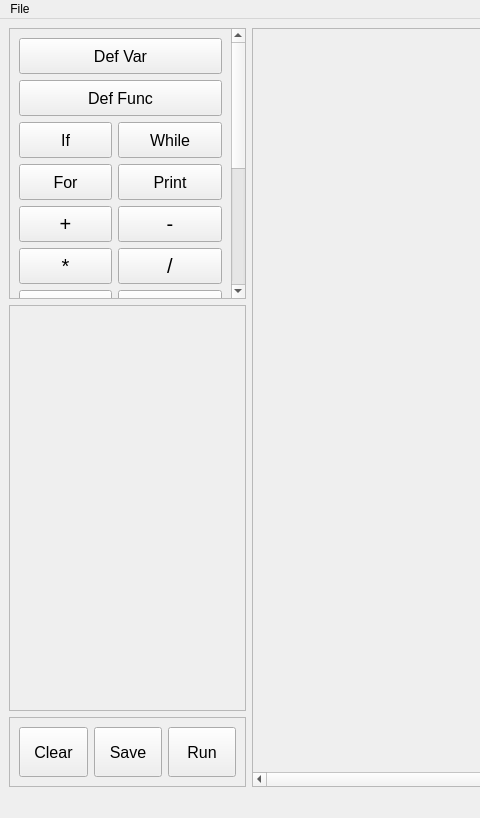
CrescentonC/COMP2012H_19_Fall_Project, file mainwindow.ui: the form before one commit; both pictures show x 0 to 480 and y 0 to 818 of the 1207 by 818 pixel window.
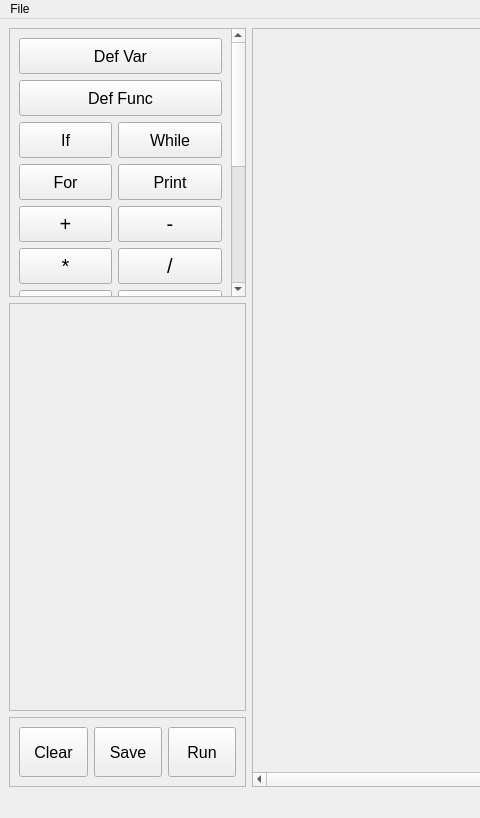
The form after the commit.

```diff
--- a/mainwindow.ui
+++ b/mainwindow.ui
@@ -164,6 +164,12 @@
         <verstretch>36</verstretch>
        </sizepolicy>
       </property>
+      <property name="maximumSize">
+       <size>
+        <width>240</width>
+        <height>16777215</height>
+       </size>
+      </property>
       <property name="widgetResizable">
        <bool>true</bool>
       </property>
@@ -187,6 +193,12 @@
         <verstretch>24</verstretch>
        </sizepolicy>
       </property>
+      <property name="maximumSize">
+       <size>
+        <width>240</width>
+        <height>269</height>
+       </size>
+      </property>
       <property name="widgetResizable">
        <bool>true</bool>
       </property>
@@ -194,7 +206,7 @@
        <property name="geometry">
         <rect>
          <x>0</x>
-         <y>-183</y>
+         <y>0</y>
          <width>218</width>
          <height>516</height>
         </rect>
```
Left out of the diff: 6 changed lines with no effect on the pictures.
